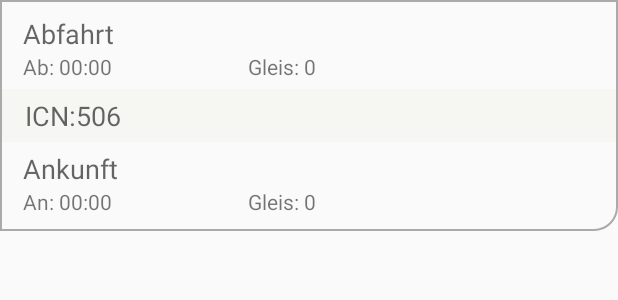
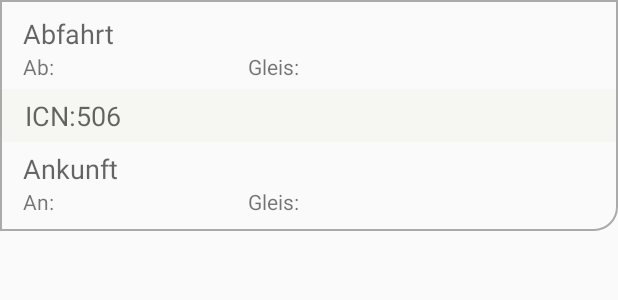
Before and after one commit to urss1/a2b, an Android app: the layout listview_resultdetail.xml on its own in the app's theme, with its tools: preview values and no code run, on a phone screen of 412 x 824 dp. Shown: the top 300 px of the screen. Run offline under Robolectric (Android 15) with nearby library versions, the phone set to English and light mode, and no system bars.

Commit message:
translation corrections and layout
asynctask problem still applies

```diff
--- a/A2B/app/src/main/res/layout/activity_result_detail.xml
+++ b/A2B/app/src/main/res/layout/activity_result_detail.xml
@@ -28,7 +28,8 @@
                     android:textAppearance="?android:attr/textAppearanceMedium"
                     android:text="@string/textDetailTitle"
                     android:id="@+id/textDetailTitle"
-                    android:layout_column="0" />
+                    android:layout_column="0"
+                    android:paddingRight="10dp" />
 
                 <TextView
                     android:layout_width="wrap_content"
--- a/A2B/app/src/main/res/values/strings.xml
+++ b/A2B/app/src/main/res/values/strings.xml
@@ -98,12 +98,14 @@
     <string name="resultTitleTransfers">Umst</string>
     <string name="resultTitlePlatform">Gleis</string>
     <string name="liDetFromStation">Abfahrt</string>
-    <string name="liDetFromStationTime">Ab: 00:00</string>
-    <string name="liDetFromStationPlatform">Gleis: 0</string>
+    <string name="liDetFromStationTime">Ab: </string>
+    <string name="liDetFromStationPlatform">Gleis: </string>
     <string name="liDetJourneyName">ICN:506</string>
     <string name="liDetToStation">Ankunft</string>
-    <string name="liDetToStationTime">An: 00:00</string>
-    <string name="liDetToStationPlatform">Gleis: 0</string>
+    <string name="liDetToStationTime">An: </string>
+    <string name="liDetToStationPlatform">Gleis: </string>
+    <string name="liDetWalkingInfo">Fussweg: </string>
+
     <string name="lvriFromTime">00:00</string>
     <string name="lvriToTime">00:00</string>
     <string name="lvriDuration">00:00</string>
```
Also changed, not shown: A2B/app/src/main/java/hsr/rafurs/a2b/MainActivity.java (+28 -9 lines), A2B/app/src/main/java/hsr/rafurs/a2b/SearchResult/SearchResultDetailItemAdapter.java (+8 -5 lines), 1 other file.
